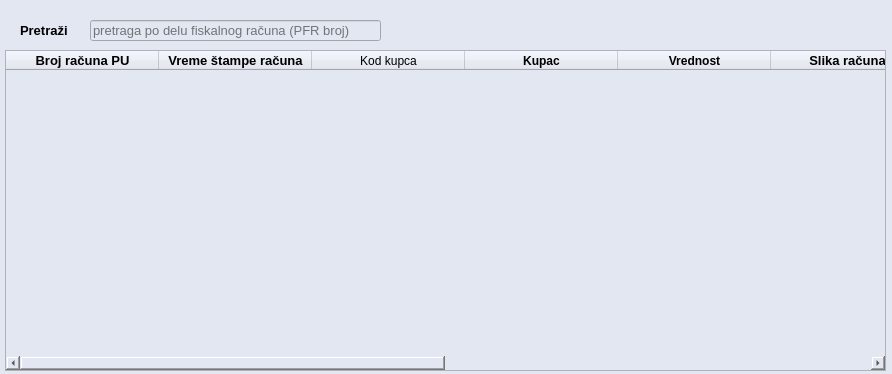
First picture: the form in ui/refundiraniAvansi.ui, repository ljuba17/desktop_pos, before the edit.
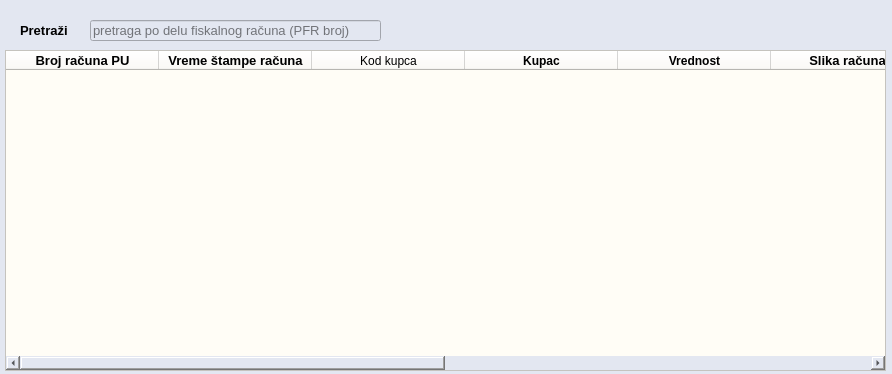
Second picture: the form after the edit. Icons and pictures are not drawn.

Commit message: style: Izmena palete boja pozadine i dugmadi

The edit to the form file:
```diff
--- a/ui/refundiraniAvansi.ui
+++ b/ui/refundiraniAvansi.ui
@@ -66,6 +66,9 @@
      <height>321</height>
     </rect>
    </property>
+   <property name="styleSheet">
+    <string notr="true">background-color: #FFFDF6;</string>
+   </property>
    <attribute name="horizontalHeaderDefaultSectionSize">
     <number>153</number>
    </attribute>
```
Left out of the diff: 3 changed lines with no effect on the pictures. The commit also changes 5 other files.
